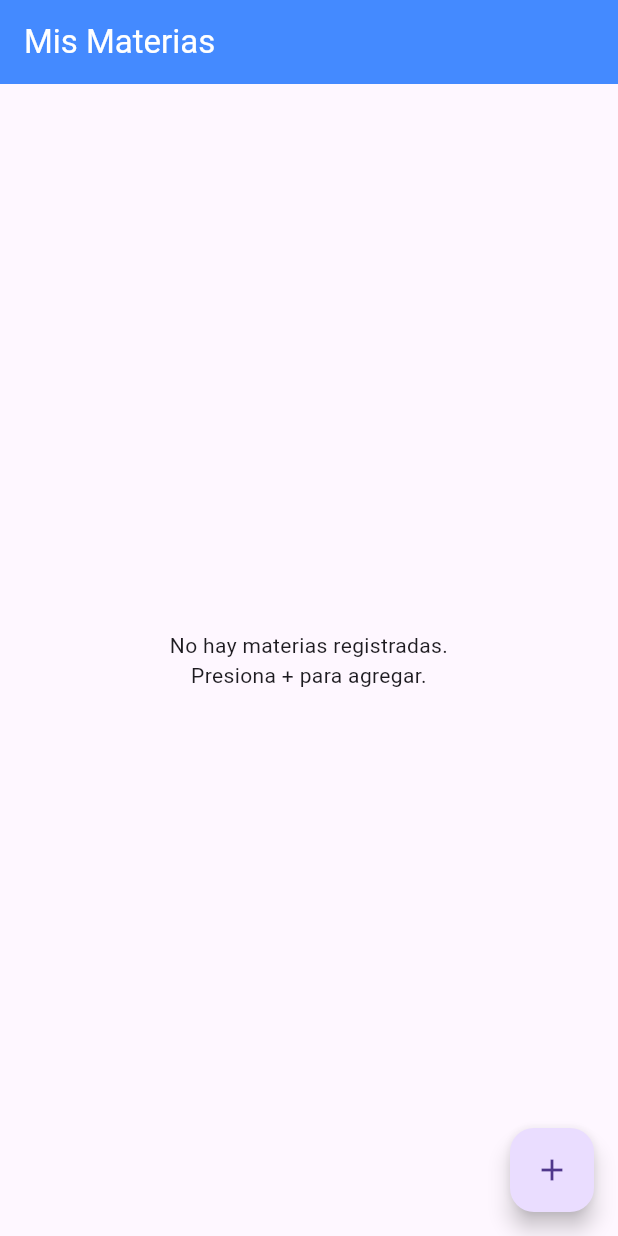
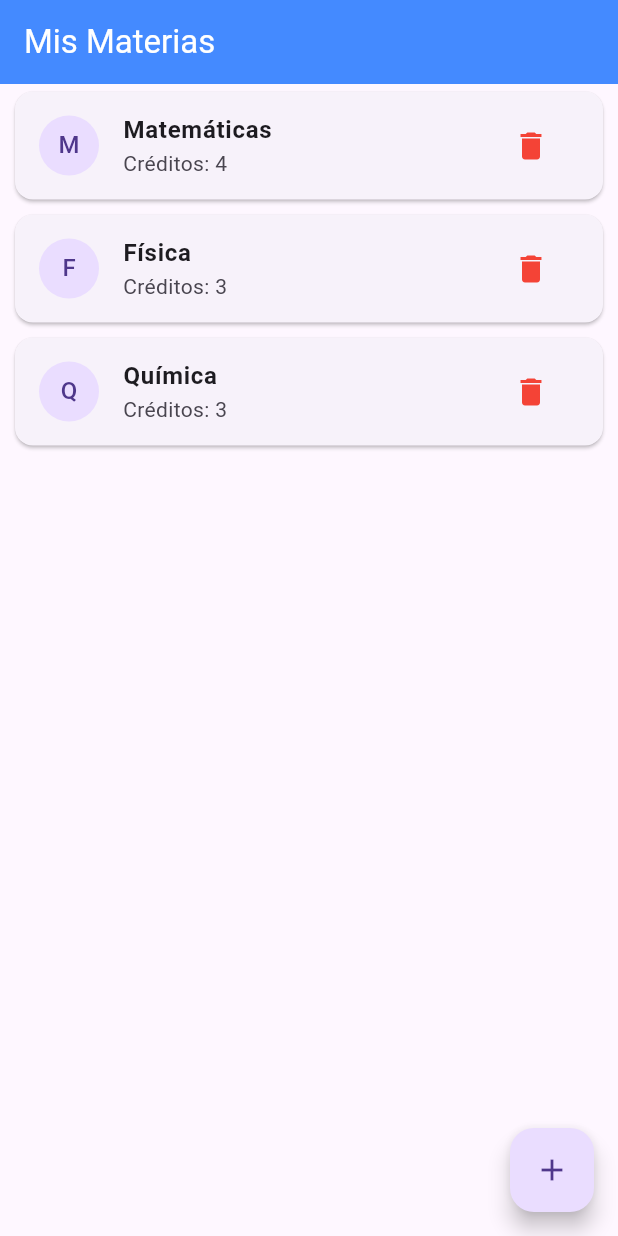
Before and after one commit to Adrian117-b1-27/notas_app, a Flutter app: the screen it shows after launch, on a phone screen of 412 x 824 dp. Run offline on Flutter 3.47's test engine with Material 3 defaults, Android fonts, the phone set to English and light mode, and no system bars.

Commit message:
Subiendo proyecto completo

```diff
--- a/lib/main.dart
+++ b/lib/main.dart
@@ -32,7 +32,9 @@ class PantallaMaterias extends StatefulWidget {
 
 class _PantallaMateriasState extends State<PantallaMaterias> {
 
-  List<Materia> listaMaterias = [];
+  List<Materia> listaMaterias = [Materia(nombre: 'Matemáticas', creditos: 4) ..notas.addAll([4.0, 3.5,1]),
+                                Materia(nombre: 'Física', creditos: 3) ..notas.addAll([4.0, 2.5,4]),
+                                Materia(nombre: 'Química', creditos: 3) ..notas.addAll([0.0, 4.0,2.5])];
 
 
   final TextEditingController _nombreController = TextEditingController();
```
